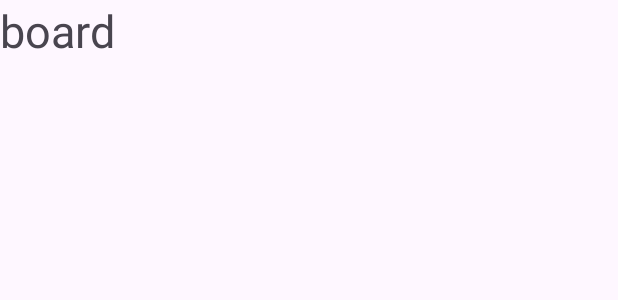
After one commit to Mr-coder14/Quickify, an Android app: the layout board_fragment.xml on its own in the app's theme, with its tools: preview values and no code run, on a phone screen of 412 x 824 dp. The commit adds this screen. Shown: the top 300 px of the screen. Run offline under Robolectric (Android 15) with nearby library versions, the phone set to English and light mode, and no system bars.

```diff
--- /dev/null
+++ b/app/src/main/res/layout/board_fragment.xml
@@ -0,0 +1,14 @@
+<FrameLayout xmlns:android="http://schemas.android.com/apk/res/android"
+    xmlns:tools="http://schemas.android.com/tools"
+    android:layout_width="match_parent"
+    android:layout_height="match_parent"
+    tools:context="Fragments.BoardFragment">
+
+    <!-- TODO: Update blank fragment layout -->
+    <TextView
+        android:layout_width="match_parent"
+        android:layout_height="match_parent"
+        android:textSize="30sp"
+        android:text="board" />
+
+</FrameLayout>
```
Also changed, not shown: app/src/main/java/Fragments/BoardFragment.java (added, +27 -0 lines), app/src/main/java/Fragments/BookFragment.java (added, +29 -0 lines), app/src/main/java/Fragments/ProfileFragment.java (added, +31 -0 lines), app/src/main/java/com/example/quiz/MainActivity.java (+6 -3 lines), app/src/main/res/layout/activity_main.xml (+9 -3 lines), app/src/main/res/layout/fragment_book.xml (added, +14 -0 lines), app/src/main/res/layout/fragment_profile.xml (added, +14 -0 lines).
